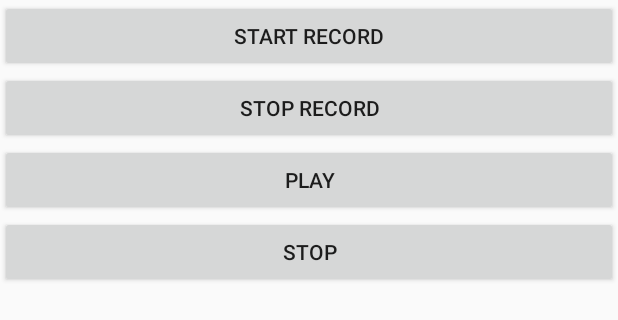
After one commit to rylion2005/hellodroid, an Android app: the layout activity_audio_demo.xml on its own in the app's theme, with its tools: preview values and no code run, on a phone screen of 412 x 824 dp. The commit adds this screen. Shown: the top 320 px of the screen. Run offline under Robolectric (Android 15) with nearby library versions, the phone set to English and light mode, and no system bars.

Commit message:
Add AudioRecord and AudioTrack

```diff
--- a/app/build.gradle
+++ b/app/build.gradle
@@ -27,6 +27,7 @@ dependencies {
     implementation 'com.android.support.constraint:constraint-layout:1.0.2'
     implementation 'com.android.support:support-v4:26.1.0'
     implementation 'com.android.support:recyclerview-v7:26.1.0'
+    implementation 'com.android.support:design:26.1.0'
     testImplementation 'junit:junit:4.12'
     androidTestImplementation 'com.android.support.test:runner:1.0.1'
     androidTestImplementation 'com.android.support.test.espresso:espresso-core:3.0.1'
--- a/app/src/main/java/com/hellodroid/activity/MainActivity.java
+++ b/app/src/main/java/com/hellodroid/activity/MainActivity.java
@@ -47,6 +47,9 @@ public class MainActivity extends BaseActivity {
         startActivity(new Intent(this, TalkieActivity.class));
     }
 
+    public void startAudio(View v){
+        startActivity(new Intent(this, AudioDemo.class));
+    }
 
 /* ============================================================================================== */
 
--- a/app/src/main/java/com/hellodroid/nio/SocketChanner.java
+++ b/app/src/main/java/com/hellodroid/nio/SocketChanner.java
@@ -319,7 +319,7 @@ public class SocketChanner extends Handler {
                     mSocketChannel.close();
                 }
             } catch (IOException e) {
-                //TODO:
+                // TODO
             }
 
             Log.v(TAG, ":Reader: thread exit !");
--- /dev/null
+++ b/app/src/main/res/layout/activity_audio_demo.xml
@@ -0,0 +1,35 @@
+<?xml version="1.0" encoding="utf-8"?>
+<LinearLayout
+    xmlns:android="http://schemas.android.com/apk/res/android"
+    xmlns:tools="http://schemas.android.com/tools"
+    android:orientation="vertical"
+    android:layout_width="match_parent"
+    android:layout_height="match_parent"
+    tools:context="com.hellodroid.activity.AudioDemo">
+
+    <Button
+        android:layout_width="match_parent"
+        android:layout_height="wrap_content"
+        android:text="Start Record"
+        android:onClick="startRecord"/>
+
+    <Button
+        android:layout_width="match_parent"
+        android:layout_height="wrap_content"
+        android:text="Stop Record"
+        android:onClick="stopRecord"/>
+
+    <Button
+        android:layout_width="match_parent"
+        android:layout_height="wrap_content"
+        android:text="Play"
+        android:onClick="play"/>
+
+    <Button
+        android:layout_width="match_parent"
+        android:layout_height="wrap_content"
+        android:text="Stop"
+        android:onClick="stop"/>
+
+
+</LinearLayout>
--- a/app/src/main/res/values/dimens.xml
+++ b/app/src/main/res/values/dimens.xml
@@ -1,4 +1,5 @@
 <?xml version="1.0" encoding="utf-8"?>
 <resources>
     <dimen name="text_margin">16dp</dimen>
+    <dimen name="fab_margin">16dp</dimen>
 </resources>
--- a/app/src/main/res/values/strings.xml
+++ b/app/src/main/res/values/strings.xml
@@ -8,4 +8,5 @@
 
     <!-- TODO: Remove or change this placeholder text -->
     <string name="hello_blank_fragment">Hello blank fragment</string>
+    <string name="title_activity_audio_demo">AudioDemo</string>
 </resources>
--- a/app/src/main/res/values/styles.xml
+++ b/app/src/main/res/values/styles.xml
@@ -8,4 +8,13 @@
         <item name="colorAccent">@color/colorAccent</item>
     </style>
 
+    <style name="AppTheme.NoActionBar">
+        <item name="windowActionBar">false</item>
+        <item name="windowNoTitle">true</item>
+    </style>
+
+    <style name="AppTheme.AppBarOverlay" parent="ThemeOverlay.AppCompat.Dark.ActionBar" />
+
+    <style name="AppTheme.PopupOverlay" parent="ThemeOverlay.AppCompat.Light" />
+
 </resources>
```
Also changed, not shown: app/src/main/AndroidManifest.xml (+9 -0 lines), app/src/main/java/com/hellodroid/activity/AudioDemo.java (added, +48 -0 lines), app/src/main/java/com/hellodroid/activity/BaseActivity.java (+4 -5 lines), app/src/main/java/com/hellodroid/audio/MyAudioRecorder.java (added, +250 -0 lines), app/src/main/java/com/hellodroid/audio/MyAudioTracker.java (added, +91 -0 lines), app/src/main/res/layout/activity_main.xml (+9 -0 lines), 1 other file.
